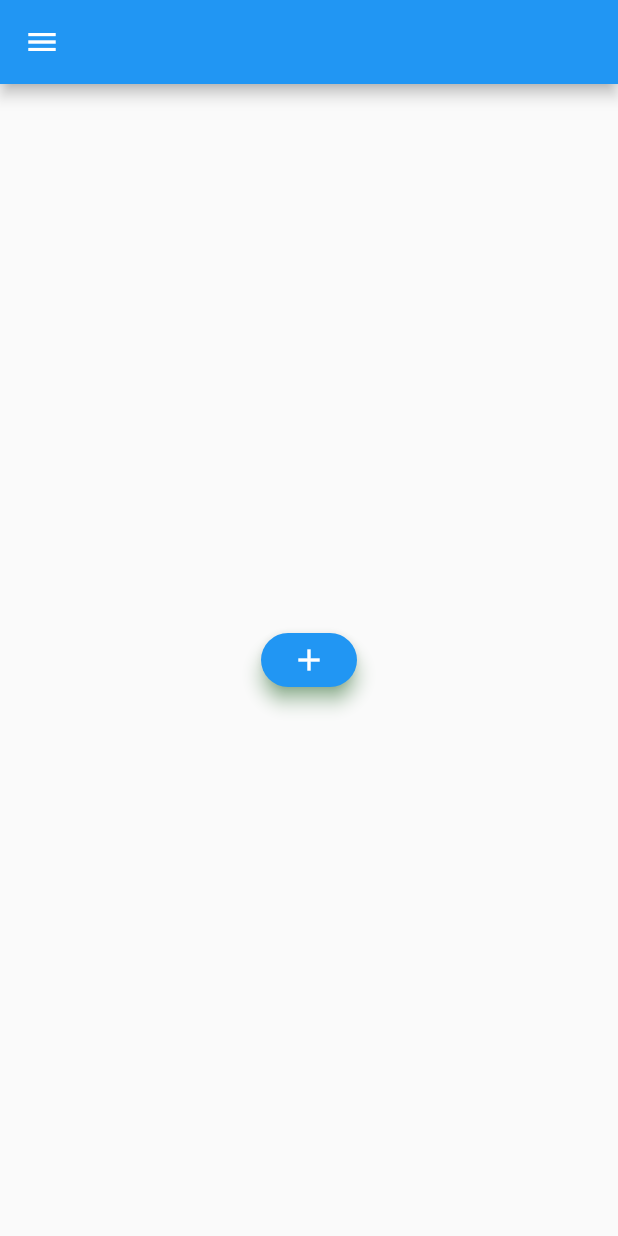
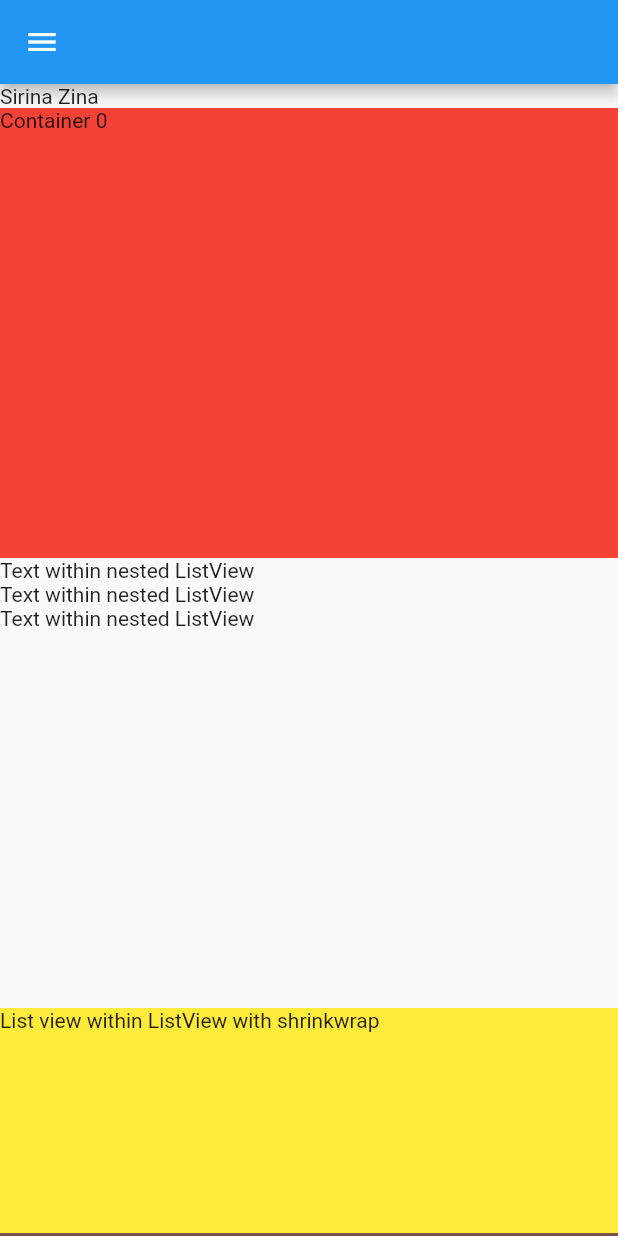
Before and after one commit to mouradneb/flutter_training_courses, a Flutter app: the screen it shows after launch, on a phone screen of 412 x 824 dp. Run offline on Flutter 3.47's test engine with Material 2 defaults, Android fonts, the phone set to English and light mode, and no system bars.

Commit message:
listview

```diff
--- a/lib/my_app.dart
+++ b/lib/my_app.dart
@@ -1,4 +1,4 @@
-import 'package:course_flutter/my_alertdialog.dart';
+import 'package:course_flutter/my_listview.dart';
 import 'package:flutter/material.dart';
 
 class MyApp extends StatelessWidget {
@@ -10,6 +10,6 @@ class MyApp extends StatelessWidget {
             appBar: AppBar(),
             drawer: Drawer(),
             // floatingActionButton: MyFloatingActionButton(),
-            body: MyAlertDialog()));
+            body: MyListView()));
   }
 }
--- /dev/null
+++ b/lib/my_listview.dart
@@ -0,0 +1,72 @@
+import 'package:flutter/material.dart';
+
+class MyListView extends StatefulWidget {
+  MyListView({Key key}) : super(key: key);
+
+  @override
+  _MyListViewState createState() => _MyListViewState();
+}
+
+class _MyListViewState extends State<MyListView> {
+  @override
+  Widget build(BuildContext context) {
+    return ListView(
+      //scrollDirection: Axis.horizontal,
+      //padding: EdgeInsets.all(10),
+      // reverse: true,
+      physics: BouncingScrollPhysics(), //ClampingScrollPhysics(), //default
+      children: [
+        Text("Sirina Zina"),
+        Container(
+          child: Text("Container 0"),
+          height: 300,
+          width: 300,
+          color: Colors.red,
+        ),
+        Container(
+          height: 300,
+          child: ListView(
+            physics: NeverScrollableScrollPhysics(),
+            children: [
+              Text("Text within nested ListView"),
+              Text("Text within nested ListView"),
+              Text("Text within nested ListView"),
+            ],
+          ),
+        ),
+        ListView(
+          shrinkWrap: true,
+          children: [
+            Container(
+              height: 150,
+              color: Colors.yellow,
+              child: Text("List view within ListView with shrinkwrap"),
+            ),
+            Container(
+              height: 150,
+              color: Colors.brown,
+              child: Text("List view within ListView with shrinkwrap"),
+            ),
+            Container(
+              height: 150,
+              color: Colors.purple,
+              child: Text("List view within ListView with shrinkwrap"),
+            )
+          ],
+        ),
+        Container(
+          child: Text("Container 1"),
+          height: 300,
+          width: 300,
+          color: Colors.blue,
+        ),
+        Container(
+          child: Text("Container 2"),
+          height: 300,
+          width: 300,
+          color: Colors.green,
+        )
+      ],
+    );
+  }
+}
```
